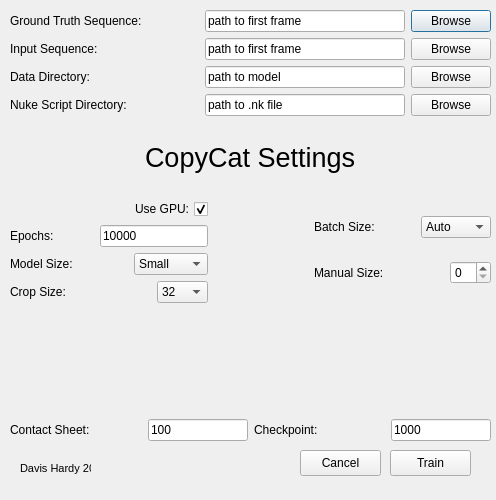
Before: the Qt Designer form Interface/trainer_v4.ui in davishardy/copycat_trainer, drawn with Qt 5.
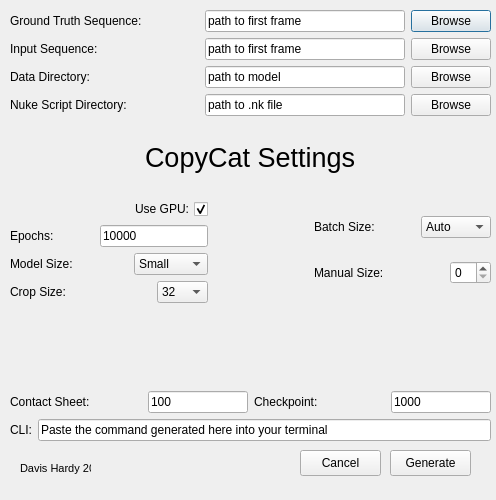
After: the same form once the commit is applied.

Commit message: Added CLI line edit component

The edit to the form file:
```diff
--- a/Interface/trainer_v4.ui
+++ b/Interface/trainer_v4.ui
@@ -701,6 +701,24 @@
       </item>
      </layout>
     </item>
+    <item>
+     <layout class="QHBoxLayout" name="command_line">
+      <item>
+       <widget class="QLabel" name="command_line_label">
+        <property name="text">
+         <string>CLI:</string>
+        </property>
+       </widget>
+      </item>
+      <item>
+       <widget class="QLineEdit" name="command_line_command">
+        <property name="text">
+         <string>Paste the command generated here into your terminal</string>
+        </property>
+       </widget>
+      </item>
+     </layout>
+    </item>
    </layout>
   </widget>
   <widget class="QPushButton" name="train_button">
@@ -713,7 +731,7 @@
     </rect>
    </property>
    <property name="text">
-    <string>Train</string>
+    <string>Generate</string>
    </property>
   </widget>
   <widget class="QPushButton" name="cancel_button">
```
Left out of the diff: 4 changed lines with no effect on the pictures.
